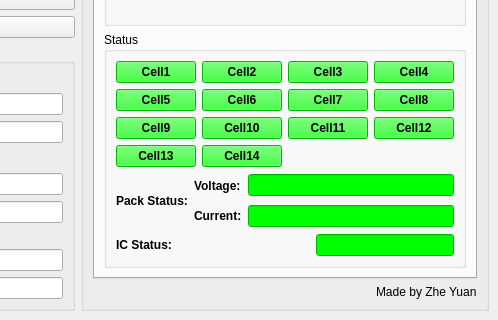
The window that UI/BMS_GUI.ui (Zyuangeorge/Third_year_project) describes before a commit, drawn with Qt 5; both pictures show x 302 to 800 and y 303 to 623 of the 800 by 623 pixel window.
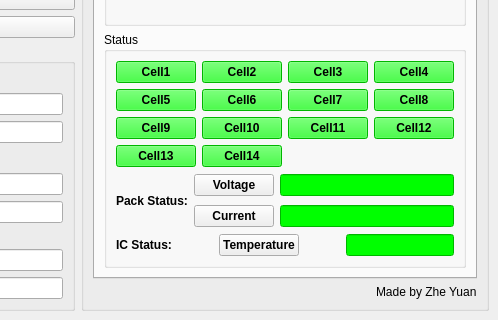
The same window after the commit. The open tabs and pages were chosen to show the change.

Commit message: update ui to graph button

The edit to the form file:
```diff
--- a/UI/BMS_GUI.ui
+++ b/UI/BMS_GUI.ui
@@ -1019,19 +1019,6 @@
                   </property>
                  </widget>
                 </item>
-                <item row="0" column="1" rowspan="2" colspan="2">
-                 <widget class="QLabel" name="packVoltageStatusLabel">
-                  <property name="font">
-                   <font>
-                    <family>Arial</family>
-                    <bold>true</bold>
-                   </font>
-                  </property>
-                  <property name="text">
-                   <string>Voltage:</string>
-                  </property>
-                 </widget>
-                </item>
                 <item row="0" column="3" rowspan="2">
                  <widget class="QLineEdit" name="packVoltageStatusDisplay">
                   <property name="mouseTracking">
@@ -1070,8 +1057,21 @@
                   </property>
                  </widget>
                 </item>
+                <item row="0" column="1" rowspan="2" colspan="2">
+                 <widget class="QPushButton" name="packVoltageStatusButton">
+                  <property name="font">
+                   <font>
+                    <family>Arial</family>
+                    <bold>true</bold>
+                   </font>
+                  </property>
+                  <property name="text">
+                   <string>Voltage</string>
+                  </property>
+                 </widget>
+                </item>
                 <item row="2" column="1" rowspan="2" colspan="2">
-                 <widget class="QLabel" name="packCurrentStatusLabel">
+                 <widget class="QPushButton" name="packCurrentStatusButton">
                   <property name="font">
                    <font>
                     <family>Arial</family>
@@ -1079,7 +1079,7 @@
                    </font>
                   </property>
                   <property name="text">
-                   <string>Current:</string>
+                   <string>Current</string>
                   </property>
                  </widget>
                 </item>
@@ -1113,6 +1113,32 @@
                   </property>
                  </spacer>
                 </item>
+                <item>
+                 <widget class="QPushButton" name="ICStatusButton">
+                  <property name="font">
+                   <font>
+                    <family>Arial</family>
+                    <bold>true</bold>
+                   </font>
+                  </property>
+                  <property name="text">
+                   <string>Temperature</string>
+                  </property>
+                 </widget>
+                </item>
+                <item>
+                 <spacer name="horizontalSpacer_6">
+                  <property name="orientation">
+                   <enum>Qt::Horizontal</enum>
+                  </property>
+                  <property name="sizeHint" stdset="0">
+                   <size>
+                    <width>40</width>
+                    <height>20</height>
+                   </size>
+                  </property>
+                 </spacer>
+                </item>
                 <item>
                  <widget class="QLineEdit" name="ICStatusDisplay">
                   <property name="focusPolicy">
```
The commit also changes 2 other files.
